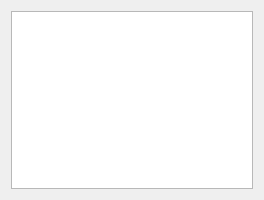
Above: src/IRouteToolWidget.ui from ntruchsess/QLandkarteGT before the change. Below: the same form after it.
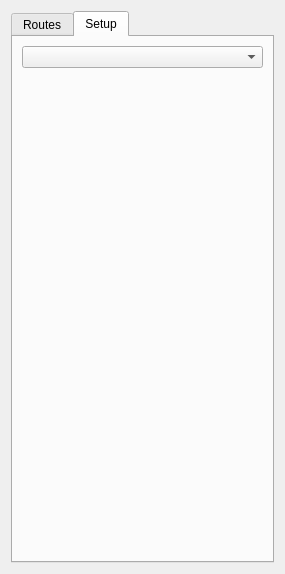
That is the form after the change. The open tabs and pages were chosen to show the change.

Commit message: start to add openrouteservice

```diff
--- a/src/IRouteToolWidget.ui
+++ b/src/IRouteToolWidget.ui
@@ -1,32 +1,75 @@
 <ui version="4.0" >
  <class>IRouteToolWidget</class>
- <widget class="QWidget" name="IRouteToolWidget" >
-  <property name="geometry" >
+ <widget class="QWidget" name="IRouteToolWidget">
+  <property name="geometry">
    <rect>
     <x>0</x>
     <y>0</y>
-    <width>264</width>
-    <height>200</height>
+    <width>285</width>
+    <height>574</height>
    </rect>
   </property>
   <property name="windowTitle" >
    <string>Form</string>
   </property>
-  <layout class="QVBoxLayout" >
+  <layout class="QVBoxLayout" name="verticalLayout_2">
    <item>
-    <widget class="QListWidget" name="listRoutes" >
-     <property name="contextMenuPolicy" >
-      <enum>Qt::CustomContextMenu</enum>
+    <widget class="QTabWidget" name="tabWidget">
+     <property name="currentIndex">
+      <number>0</number>
      </property>
-     <property name="selectionMode" >
-      <enum>QAbstractItemView::ExtendedSelection</enum>
-     </property>
-     <property name="iconSize" >
-      <size>
-       <width>15</width>
-       <height>45</height>
-      </size>
-     </property>
+     <widget class="QWidget" name="tab">
+      <attribute name="title">
+       <string>Routes</string>
+      </attribute>
+      <layout class="QVBoxLayout" name="verticalLayout">
+       <property name="spacing">
+        <number>0</number>
+       </property>
+       <property name="margin">
+        <number>0</number>
+       </property>
+       <item>
+        <widget class="QListWidget" name="listRoutes">
+         <property name="contextMenuPolicy">
+          <enum>Qt::CustomContextMenu</enum>
+         </property>
+         <property name="selectionMode">
+          <enum>QAbstractItemView::ExtendedSelection</enum>
+         </property>
+         <property name="iconSize">
+          <size>
+           <width>15</width>
+           <height>45</height>
+          </size>
+         </property>
+        </widget>
+       </item>
+      </layout>
+     </widget>
+     <widget class="QWidget" name="tab_2">
+      <attribute name="title">
+       <string>Setup</string>
+      </attribute>
+      <layout class="QVBoxLayout" name="verticalLayout_3">
+       <item>
+        <widget class="QComboBox" name="comboService"/>
+       </item>
+       <item>
+        <spacer name="verticalSpacer">
+         <property name="orientation">
+          <enum>Qt::Vertical</enum>
+         </property>
+         <property name="sizeHint" stdset="0">
+          <size>
+           <width>20</width>
+           <height>463</height>
+          </size>
+         </property>
+        </spacer>
+       </item>
+      </layout>
+     </widget>
     </widget>
    </item>
   </layout>
```
Left out of the diff: 5 changed lines with no effect on the pictures. The commit also changes 2 other files.
